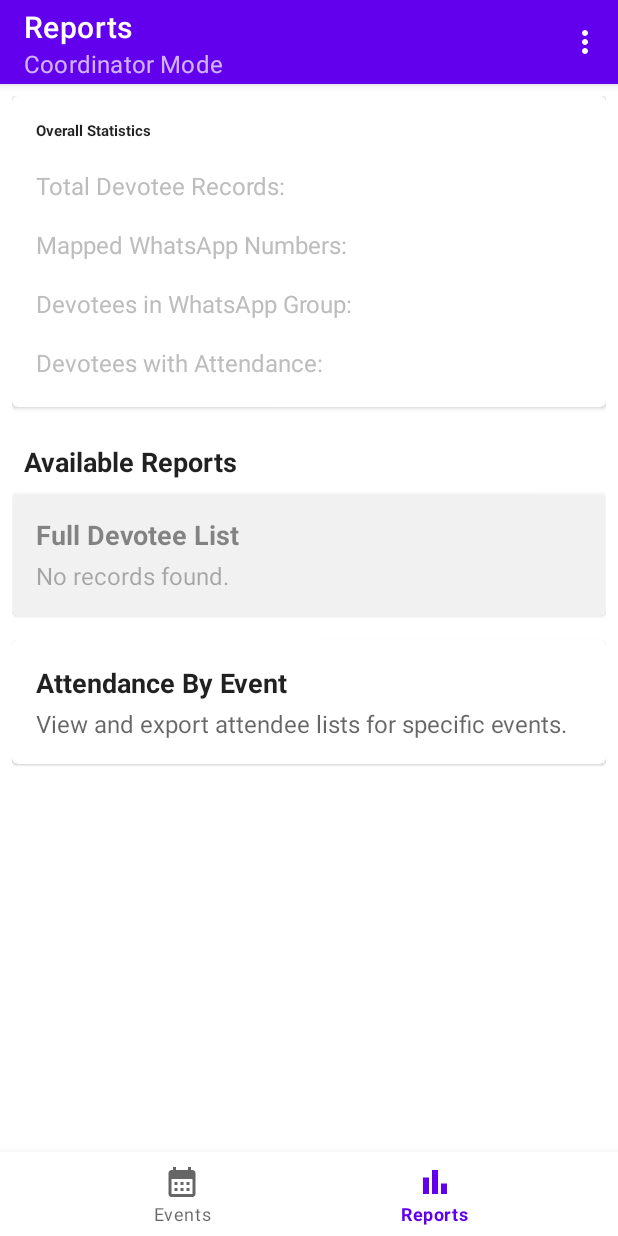
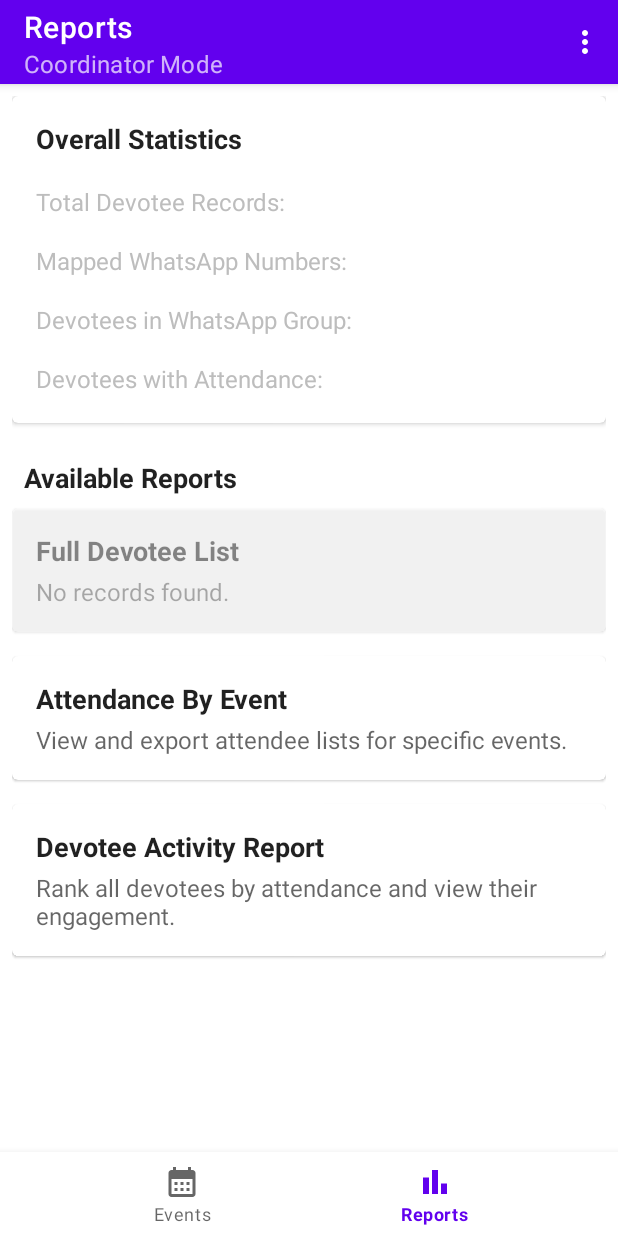
Before and after one commit to amjaingzb/rkmAttendanceAndroidApp, an Android app: the ReportsFragment screen opened through its navigation route, on a phone screen of 412 x 824 dp. Run offline under Robolectric (Android 15) with nearby library versions, the phone set to English and light mode, and no system bars; our stand-ins replace navigation-ui; libraries missing offline, so code that uses them is left out: com.opencsv.

Commit message:
reports feature - 3rd report

```diff
--- a/app/src/main/java/com/rkm/rkmattendanceapp/ui/ReportsFragment.java
+++ b/app/src/main/java/com/rkm/rkmattendanceapp/ui/ReportsFragment.java
@@ -18,6 +18,7 @@ import androidx.lifecycle.ViewModelProvider;
 import com.google.android.material.card.MaterialCardView;
 import com.rkm.attendance.db.DevoteeDao;
 import com.rkm.rkmattendanceapp.R;
+import com.rkm.rkmattendanceapp.ui.reports.ReportDevoteeActivity;
 import com.rkm.rkmattendanceapp.ui.reports.ReportEventListActivity;
 import com.rkm.rkmattendanceapp.util.AppLogger;
 
@@ -29,6 +30,7 @@ public class ReportsFragment extends Fragment {
     private TextView exportSubtitleText;
     private MaterialCardView exportCard;
     private MaterialCardView attendanceByEventCard;
+    private MaterialCardView devoteeActivityCard; // NEW
 
     @Override
     public View onCreateView(@NonNull LayoutInflater inflater, @Nullable ViewGroup container, @Nullable Bundle savedInstanceState) {
@@ -56,6 +58,7 @@ public class ReportsFragment extends Fragment {
         exportSubtitleText = view.findViewById(R.id.text_export_devotee_subtitle);
         exportCard = view.findViewById(R.id.card_export_devotee_list);
         attendanceByEventCard = view.findViewById(R.id.card_attendance_by_event);
+        devoteeActivityCard = view.findViewById(R.id.card_devotee_activity); // NEW
     }
 
     private void setupClickListeners() {
@@ -70,22 +73,25 @@ public class ReportsFragment extends Fragment {
             Intent intent = new Intent(getActivity(), ReportEventListActivity.class);
             startActivity(intent);
         });
+
+        // NEW: Click listener for the new report
+        devoteeActivityCard.setOnClickListener(v -> {
+            AppLogger.d(TAG, "Devotee Activity card clicked.");
+            Intent intent = new Intent(getActivity(), ReportDevoteeActivity.class);
+            startActivity(intent);
+        });
     }
 
     private void observeViewModel() {
         reportsViewModel.getCounterStats().observe(getViewLifecycleOwner(), this::updateStatsUI);
-
         reportsViewModel.getErrorMessage().observe(getViewLifecycleOwner(), message -> {
-            if (message != null && !message.isEmpty()) {
-                Toast.makeText(getContext(), message, Toast.LENGTH_LONG).show();
-            }
+            if (message != null && !message.isEmpty()) Toast.makeText(getContext(), message, Toast.LENGTH_LONG).show();
         });
-
         reportsViewModel.getShareableFileUri().observe(getViewLifecycleOwner(), uri -> {
             if (uri != null) {
                 AppLogger.d(TAG, "Received shareable URI: " + uri);
                 shareCsvFile(uri);
-                reportsViewModel.onShareIntentHandled(); // Reset the event
+                reportsViewModel.onShareIntentHandled();
             }
         });
     }
--- a/app/src/main/res/layout/fragment_reports.xml
+++ b/app/src/main/res/layout/fragment_reports.xml
@@ -24,55 +24,23 @@
                 android:layout_width="match_parent"
                 android:layout_height="wrap_content"
                 android:orientation="vertical">
-
-                <TextView
-                    android:layout_width="wrap_content"
-                    android:layout_height="wrap_content"
-                    android:text="Overall Statistics"
-                    android:textAppearance="?attr/textAppearanceTitleMedium"
-                    android:textStyle="bold"
-                    android:textColor="?android:attr/textColorPrimary"/>
-
-                <LinearLayout
-                    android:layout_width="match_parent"
-                    android:layout_height="wrap_content"
-                    android:layout_marginTop="16dp"
-                    android:gravity="center_vertical"
-                    android:orientation="horizontal">
+                <TextView android:layout_width="wrap_content" android:layout_height="wrap_content" android:text="Overall Statistics" android:textSize="18sp" android:textStyle="bold" android:textColor="?android:attr/textColorPrimary"/>
+                <LinearLayout android:layout_width="match_parent" android:layout_height="wrap_content" android:layout_marginTop="16dp" android:gravity="center_vertical" android:orientation="horizontal">
                     <TextView android:layout_width="0dp" android:layout_height="wrap_content" android:layout_weight="1" android:text="Total Devotee Records:" android:textSize="16sp" android:textColor="#BDBDBD"/>
                     <TextView android:id="@+id/text_total_devotees" android:layout_width="wrap_content" android:layout_height="wrap_content" tools:text="450" android:textSize="20sp" android:textStyle="bold" android:textColor="#FFFFFF"/>
                 </LinearLayout>
-
-                <LinearLayout
-                    android:layout_width="match_parent"
-                    android:layout_height="wrap_content"
-                    android:layout_marginTop="12dp"
-                    android:gravity="center_vertical"
-                    android:orientation="horizontal">
+                <LinearLayout android:layout_width="match_parent" android:layout_height="wrap_content" android:layout_marginTop="12dp" android:gravity="center_vertical" android:orientation="horizontal">
                     <TextView android:layout_width="0dp" android:layout_height="wrap_content" android:layout_weight="1" android:text="Mapped WhatsApp Numbers:" android:textSize="16sp" android:textColor="#BDBDBD"/>
                     <TextView android:id="@+id/text_total_whatsapp" android:layout_width="wrap_content" android:layout_height="wrap_content" tools:text="320" android:textSize="20sp" android:textStyle="bold" android:textColor="#FFFFFF"/>
                 </LinearLayout>
-
-                <LinearLayout
-                    android:layout_width="match_parent"
-                    android:layout_height="wrap_content"
-                    android:layout_marginTop="12dp"
-                    android:gravity="center_vertical"
-                    android:orientation="horizontal">
+                <LinearLayout android:layout_width="match_parent" android:layout_height="wrap_content" android:layout_marginTop="12dp" android:gravity="center_vertical" android:orientation="horizontal">
                     <TextView android:layout_width="0dp" android:layout_height="wrap_content" android:layout_weight="1" android:text="Devotees in WhatsApp Group:" android:textSize="16sp" android:textColor="#BDBDBD"/>
                     <TextView android:id="@+id/text_devotees_in_whatsapp" android:layout_width="wrap_content" android:layout_height="wrap_content" tools:text="315" android:textSize="20sp" android:textStyle="bold" android:textColor="#FFFFFF"/>
                 </LinearLayout>
-
-                <LinearLayout
-                    android:layout_width="match_parent"
-                    android:layout_height="wrap_content"
-                    android:layout_marginTop="12dp"
-                    android:gravity="center_vertical"
-                    android:orientation="horizontal">
+                <LinearLayout android:layout_width="match_parent" android:layout_height="wrap_content" android:layout_marginTop="12dp" android:gravity="center_vertical" android:orientation="horizontal">
                     <TextView android:layout_width="0dp" android:layout_height="wrap_content" android:layout_weight="1" android:text="Devotees with Attendance:" android:textSize="16sp" android:textColor="#BDBDBD"/>
                     <TextView android:id="@+id/text_devotees_with_attendance" android:layout_width="wrap_content" android:layout_height="wrap_content" tools:text="280" android:textSize="20sp" android:textStyle="bold" android:textColor="#FFFFFF"/>
                 </LinearLayout>
-
             </LinearLayout>
         </com.google.android.material.card.MaterialCardView>
 
@@ -94,30 +62,9 @@
             android:clickable="true"
             android:focusable="true"
             android:foreground="?android:attr/selectableItemBackground">
-
-            <LinearLayout
-                android:layout_width="match_parent"
-                android:layout_height="wrap_content"
-                android:orientation="vertical"
-                android:padding="16dp">
-
-                <TextView
-                    android:layout_width="wrap_content"
-                    android:layout_height="wrap_content"
-                    android:text="@string/report_export_devotee_title"
-                    android:textSize="18sp"
-                    android:textStyle="bold"
-                    android:textColor="?android:attr/textColorPrimary"/>
-
-                <TextView
-                    android:id="@+id/text_export_devotee_subtitle"
-                    android:layout_width="wrap_content"
-                    android:layout_height="wrap_content"
-                    android:layout_marginTop="4dp"
-                    android:textSize="16sp"
-                    android:textColor="?android:attr/textColorSecondary"
-                    tools:text="450 records found. Tap to export as CSV."/>
-
+            <LinearLayout android:layout_width="match_parent" android:layout_height="wrap_content" android:orientation="vertical" android:padding="16dp">
+                <TextView android:layout_width="wrap_content" android:layout_height="wrap_content" android:text="@string/report_export_devotee_title" android:textSize="18sp" android:textStyle="bold" android:textColor="?android:attr/textColorPrimary"/>
+                <TextView android:id="@+id/text_export_devotee_subtitle" android:layout_width="wrap_content" android:layout_height="wrap_content" android:layout_marginTop="4dp" android:textSize="16sp" android:textColor="?android:attr/textColorSecondary" tools:text="450 records found. Tap to export as CSV."/>
             </LinearLayout>
         </com.google.android.material.card.MaterialCardView>
 
@@ -129,29 +76,24 @@
             android:clickable="true"
             android:focusable="true"
             android:foreground="?android:attr/selectableItemBackground">
+            <LinearLayout android:layout_width="match_parent" android:layout_height="wrap_content" android:orientation="vertical" android:padding="16dp">
+                <TextView android:layout_width="wrap_content" android:layout_height="wrap_content" android:text="@string/report_attendance_by_event_title" android:textSize="18sp" android:textStyle="bold" android:textColor="?android:attr/textColorPrimary"/>
+                <TextView android:layout_width="wrap_content" android:layout_height="wrap_content" android:layout_marginTop="4dp" android:text="@string/report_attendance_by_event_subtitle" android:textSize="16sp" android:textColor="?android:attr/textColorSecondary"/>
+            </LinearLayout>
+        </com.google.android.material.card.MaterialCardView>
 
-            <LinearLayout
-                android:layout_width="match_parent"
-                android:layout_height="wrap_content"
-                android:orientation="vertical"
-                android:padding="16dp">
-
-                <TextView
-                    android:layout_width="wrap_content"
-                    android:layout_height="wrap_content"
-                    android:text="@string/report_attendance_by_event_title"
-                    android:textSize="18sp"
-                    android:textStyle="bold"
-                    android:textColor="?android:attr/textColorPrimary"/>
-
-                <TextView
-                    android:layout_width="wrap_content"
-                    android:layout_height="wrap_content"
-                    android:layout_marginTop="4dp"
-                    android:text="@string/report_attendance_by_event_subtitle"
-                    android:textSize="16sp"
-                    android:textColor="?android:attr/textColorSecondary"/>
-
+        <!-- NEW: Devotee Activity Report Card -->
+        <com.google.android.material.card.MaterialCardView
+            android:id="@+id/card_devotee_activity"
+            android:layout_width="match_parent"
+            android:layout_height="wrap_content"
+            android:layout_marginTop="16dp"
+            android:clickable="true"
+            android:focusable="true"
+            android:foreground="?android:attr/selectableItemBackground">
+            <LinearLayout android:layout_width="match_parent" android:layout_height="wrap_content" android:orientation="vertical" android:padding="16dp">
+                <TextView android:layout_width="wrap_content" android:layout_height="wrap_content" android:text="@string/report_devotee_activity_title" android:textSize="18sp" android:textStyle="bold" android:textColor="?android:attr/textColorPrimary"/>
+                <TextView android:layout_width="wrap_content" android:layout_height="wrap_content" android:layout_marginTop="4dp" android:text="@string/report_devotee_activity_subtitle" android:textSize="16sp" android:textColor="?android:attr/textColorSecondary"/>
             </LinearLayout>
         </com.google.android.material.card.MaterialCardView>
 
--- a/app/src/main/res/values/strings.xml
+++ b/app/src/main/res/values/strings.xml
@@ -20,13 +20,19 @@
     <string name="export_failed">Export failed. See logs for details.</string>
     <string name="share_export_title">Share Devotee Export</string>
     <string name="share_attendance_title">Share Attendance Export</string>
-
-    <!-- NEW: Attendance By Event Report Strings -->
     <string name="report_attendance_by_event_title">Attendance By Event</string>
     <string name="report_attendance_by_event_subtitle">View and export attendee lists for specific events.</string>
     <string name="title_activity_report_event_list">Select an Event</string>
-    <string name="title_activity_report_attendance_list">Event Attendees</string>
     <string name="total_attended_format">Total Attended: %d</string>
     <string name="action_export_csv">Export as CSV</string>
 
+    <!-- NEW: Devotee Activity Report Strings -->
+    <string name="report_devotee_activity_title">Devotee Activity Report</string>
+    <string name="report_devotee_activity_subtitle">Rank all devotees by attendance and view their engagement.</string>
+    <string name="title_activity_report_devotee">Devotee Activity</string>
+    <string name="total_attendance_format">%d Events Attended</string>
+    <string name="last_seen_format">Last seen: %s</string>
+    <string name="whatsapp_group_format">Group: %d</string>
+    <string name="not_in_group">Not in Group</string>
+
 </resources>
```
Also changed, not shown: app/src/main/AndroidManifest.xml (+4 -3 lines), app/src/main/java/com/rkm/rkmattendanceapp/ui/reports/ReportDevoteeActivity.java (added, +115 -0 lines), app/src/main/java/com/rkm/rkmattendanceapp/ui/reports/ReportDevoteeAdapter.java (added, +80 -0 lines), app/src/main/java/com/rkm/rkmattendanceapp/ui/reports/ReportDevoteeViewModel.java (added, +77 -0 lines), app/src/main/res/layout/activity_report_devotee.xml (added, +33 -0 lines), app/src/main/res/layout/list_item_report_devotee.xml (added, +80 -0 lines), app/src/main/res/menu/export_menu.xml (added, +9 -0 lines), 1 other file.
